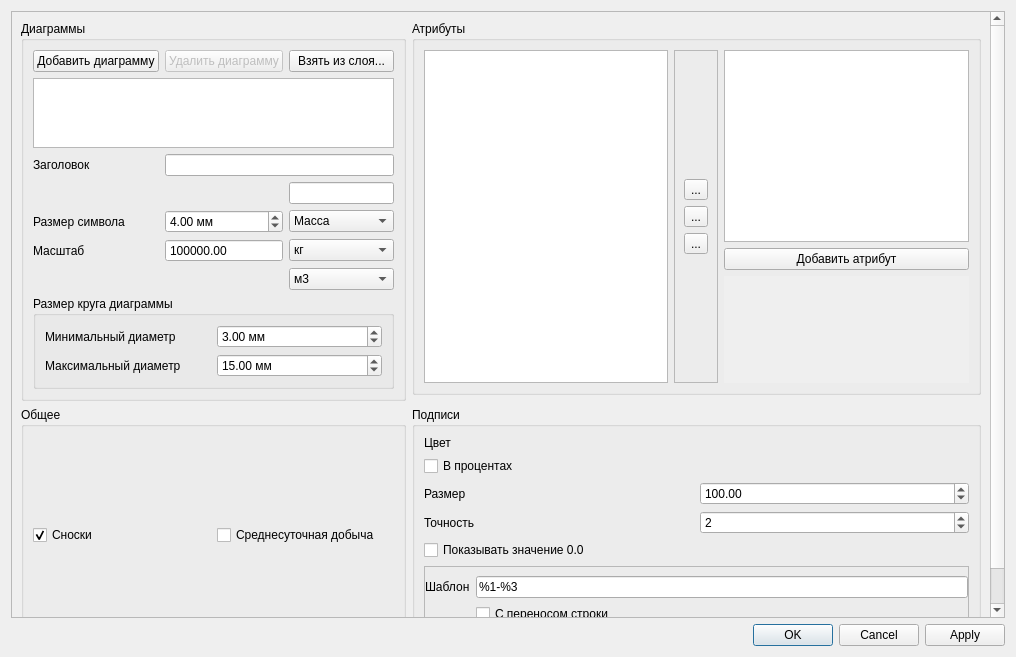
First picture: the form in qgis_pds_bubblesetup_base.ui, repository vvkond/QGIS, before the edit.
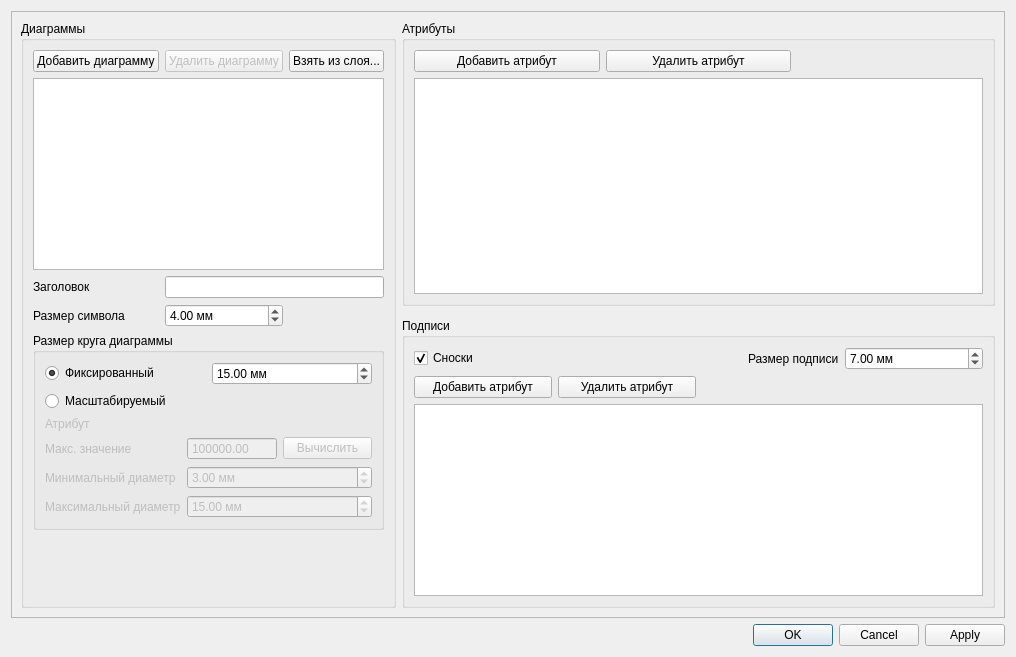
Second picture: the form after the edit.

```diff
--- a/qgis_pds_bubblesetup_base.ui
+++ b/qgis_pds_bubblesetup_base.ui
@@ -41,146 +41,259 @@
         <height>608</height>
        </rect>
       </property>
-      <layout class="QGridLayout" name="gridLayout_5" rowstretch="1,1,0,0">
-       <item row="0" column="0" rowspan="3">
+      <layout class="QGridLayout" name="gridLayout_5" rowstretch="1,1,0,0" columnstretch="0,1">
+       <item row="3" column="1">
+        <widget class="QGroupBox" name="groupBox_4">
+         <property name="title">
+          <string>Подписи</string>
+         </property>
+         <layout class="QGridLayout" name="labelGridLayout">
+          <property name="leftMargin">
+           <number>9</number>
+          </property>
+          <property name="rightMargin">
+           <number>9</number>
+          </property>
+          <item row="0" column="0">
+           <widget class="QCheckBox" name="showLineouts">
+            <property name="text">
+             <string>Сноски</string>
+            </property>
+            <property name="checked">
+             <bool>true</bool>
+            </property>
+           </widget>
+          </item>
+          <item row="1" column="1">
+           <widget class="QPushButton" name="deleteLabelAttributePushButton">
+            <property name="text">
+             <string>Удалить атрибут</string>
+            </property>
+           </widget>
+          </item>
+          <item row="1" column="0">
+           <widget class="QPushButton" name="addLabelAttributePushButton">
+            <property name="text">
+             <string>Добавить атрибут</string>
+            </property>
+           </widget>
+          </item>
+          <item row="0" column="2" alignment="Qt::AlignRight">
+           <widget class="QLabel" name="label_7">
+            <property name="text">
+             <string>Размер подписи</string>
+            </property>
+           </widget>
+          </item>
+          <item row="0" column="3">
+           <widget class="QDoubleSpinBox" name="labelSizeEdit">
+            <property name="suffix">
+             <string> мм</string>
+            </property>
+            <property name="singleStep">
+             <double>0.200000000000000</double>
+            </property>
+            <property name="value">
+             <double>7.000000000000000</double>
+            </property>
+           </widget>
+          </item>
+          <item row="2" column="0" colspan="4">
+           <widget class="QTableView" name="labelAttributeTableView"/>
+          </item>
+         </layout>
+        </widget>
+       </item>
+       <item row="0" column="1" rowspan="2">
+        <widget class="QGroupBox" name="groupBox_6">
+         <property name="title">
+          <string>Атрибуты</string>
+         </property>
+         <layout class="QGridLayout" name="gridLayout_6">
+          <item row="0" column="1">
+           <widget class="QPushButton" name="deleteAttributePushButton">
+            <property name="text">
+             <string>Удалить атрибут</string>
+            </property>
+           </widget>
+          </item>
+          <item row="0" column="0">
+           <widget class="QPushButton" name="addAttributePushButton">
+            <property name="text">
+             <string>Добавить атрибут</string>
+            </property>
+           </widget>
+          </item>
+          <item row="1" column="0" colspan="3">
+           <widget class="QTableView" name="attributeTableView">
+            <property name="editTriggers">
+             <set>QAbstractItemView::DoubleClicked</set>
+            </property>
+            <attribute name="verticalHeaderVisible">
+             <bool>false</bool>
+            </attribute>
+           </widget>
+          </item>
+         </layout>
+        </widget>
+       </item>
+       <item row="0" column="0" rowspan="4">
         <widget class="QGroupBox" name="groupBox">
          <property name="title">
           <string>Диаграммы</string>
          </property>
          <layout class="QGridLayout" name="gridLayout_2">
-          <item row="8" column="0" colspan="3">
+          <item row="5" column="0" colspan="3">
            <widget class="QGroupBox" name="groupBox_3">
             <property name="title">
              <string>Размер круга диаграммы</string>
             </property>
             <layout class="QGridLayout" name="gridLayout_4">
              <item row="0" column="0">
-              <widget class="QLabel" name="label_4">
+              <widget class="QRadioButton" name="fixedSizeRadioButton">
                <property name="text">
-                <string>Минимальный диаметр</string>
+                <string>Фиксированный</string>
                </property>
-              </widget>
-             </item>
-             <item row="1" column="0">
-              <widget class="QLabel" name="label_5">
-               <property name="text">
-                <string>Максимальный диаметр</string>
+               <property name="checked">
+                <bool>true</bool>
                </property>
               </widget>
              </item>
              <item row="0" column="1">
-              <widget class="QDoubleSpinBox" name="minDiagrammSize">
+              <widget class="QDoubleSpinBox" name="fixedDiagrammSize">
                <property name="suffix">
                 <string> мм</string>
                </property>
-               <property name="decimals">
-                <number>2</number>
-               </property>
                <property name="maximum">
                 <double>999999.000000000000000</double>
                </property>
-               <property name="singleStep">
-                <double>1.000000000000000</double>
-               </property>
-               <property name="value">
-                <double>3.000000000000000</double>
-               </property>
-              </widget>
-             </item>
-             <item row="1" column="1">
-              <widget class="QDoubleSpinBox" name="maxDiagrammSize">
-               <property name="suffix">
-                <string> мм</string>
-               </property>
-               <property name="decimals">
-                <number>2</number>
-               </property>
-               <property name="maximum">
-                <double>999999999.000000000000000</double>
-               </property>
-               <property name="singleStep">
-                <double>1.000000000000000</double>
-               </property>
                <property name="value">
                 <double>15.000000000000000</double>
                </property>
               </widget>
              </item>
+             <item row="1" column="0">
+              <widget class="QRadioButton" name="scaledSizeRadioButton">
+               <property name="text">
+                <string>Масштабируемый</string>
+               </property>
+              </widget>
+             </item>
+             <item row="2" column="0" colspan="2">
+              <widget class="QFrame" name="scaledSizeFrame">
+               <property name="enabled">
+                <bool>false</bool>
+               </property>
+               <property name="frameShape">
+                <enum>QFrame::NoFrame</enum>
+               </property>
+               <property name="frameShadow">
+                <enum>QFrame::Raised</enum>
+               </property>
+               <layout class="QGridLayout" name="scaledSizeGridLayout">
+                <property name="margin">
+                 <number>0</number>
+                </property>
+                <item row="4" column="0">
+                 <widget class="QLabel" name="label_5">
+                  <property name="text">
+                   <string>Максимальный диаметр</string>
+                  </property>
+                 </widget>
+                </item>
+                <item row="3" column="0">
+                 <widget class="QLabel" name="label_4">
+                  <property name="text">
+                   <string>Минимальный диаметр</string>
+                  </property>
+                 </widget>
+                </item>
+                <item row="0" column="0">
+                 <widget class="QLabel" name="label_3">
+                  <property name="text">
+                   <string>Атрибут</string>
+                  </property>
+                 </widget>
+                </item>
+                <item row="1" column="0">
+                 <widget class="QLabel" name="label_6">
+                  <property name="text">
+                   <string>Макс. значение</string>
+                  </property>
+                 </widget>
+                </item>
+                <item row="1" column="2">
+                 <widget class="QPushButton" name="scalePushButton">
+                  <property name="text">
+                   <string>Вычислить</string>
+                  </property>
+                 </widget>
+                </item>
+                <item row="1" column="1">
+                 <widget class="QDoubleSpinBox" name="scaleEdit">
+                  <property name="buttonSymbols">
+                   <enum>QAbstractSpinBox::NoButtons</enum>
+                  </property>
+                  <property name="maximum">
+                   <double>999999999.000000000000000</double>
+                  </property>
+                  <property name="value">
+                   <double>300000.000000000000000</double>
+                  </property>
+                 </widget>
+                </item>
+                <item row="3" column="1" colspan="2">
+                 <widget class="QDoubleSpinBox" name="minDiagrammSize">
+                  <property name="suffix">
+                   <string> мм</string>
+                  </property>
+                  <property name="decimals">
+                   <number>2</number>
+                  </property>
+                  <property name="maximum">
+                   <double>999999.000000000000000</double>
+                  </property>
+                  <property name="singleStep">
+                   <double>1.000000000000000</double>
+                  </property>
+                  <property name="value">
+                   <double>3.000000000000000</double>
+                  </property>
+                 </widget>
+                </item>
+                <item row="4" column="1" colspan="2">
+                 <widget class="QDoubleSpinBox" name="maxDiagrammSize">
+                  <property name="suffix">
+                   <string> мм</string>
+                  </property>
+                  <property name="decimals">
+                   <number>2</number>
+                  </property>
+                  <property name="maximum">
+                   <double>999999999.000000000000000</double>
+                  </property>
+                  <property name="singleStep">
+                   <double>1.000000000000000</double>
+                  </property>
+                  <property name="value">
+                   <double>15.000000000000000</double>
+                  </property>
+                 </widget>
+                </item>
+               </layout>
+              </widget>
+             </item>
             </layout>
            </widget>
           </item>
-          <item row="5" column="2">
-           <widget class="QComboBox" name="scaleUnitsMass">
-            <item>
-             <property name="text">
-              <string>кг</string>
-             </property>
-            </item>
-            <item>
-             <property name="text">
-              <string>г</string>
-             </property>
-            </item>
-            <item>
-             <property name="text">
-              <string>тонн</string>
-             </property>
-            </item>
-            <item>
-             <property name="text">
-              <string>тыс. тонн</string>
-             </property>
-            </item>
-            <item>
-             <property name="text">
-              <string>UK ton (short)</string>
-             </property>
-            </item>
-            <item>
-             <property name="text">
-              <string>UK ton (long)</string>
-             </property>
-            </item>
-           </widget>
-          </item>
-          <item row="4" column="2">
-           <widget class="QComboBox" name="scaleUnitsType">
-            <item>
-             <property name="text">
-              <string>Масса</string>
-             </property>
-            </item>
-            <item>
-             <property name="text">
-              <string>Объем</string>
-             </property>
-            </item>
-           </widget>
-          </item>
-          <item row="0" column="1">
-           <widget class="QPushButton" name="mDeleteDiagramm">
-            <property name="enabled">
-             <bool>false</bool>
-            </property>
+          <item row="3" column="0">
+           <widget class="QLabel" name="label">
             <property name="text">
-             <string>Удалить диаграмму</string>
+             <string>Размер символа</string>
             </property>
            </widget>
           </item>
-          <item row="2" column="0">
-           <widget class="QLabel" name="label_2">
-            <property name="text">
-             <string>Заголовок</string>
-            </property>
-           </widget>
-          </item>
-          <item row="2" column="1" colspan="2">
-           <widget class="QLineEdit" name="titleEdit"/>
-          </item>
-          <item row="3" column="2">
-           <widget class="QLineEdit" name="titleUnitsEdit"/>
-          </item>
-          <item row="9" column="0">
+          <item row="6" column="0">
            <spacer name="verticalSpacer">
             <property name="orientation">
              <enum>Qt::Vertical</enum>
@@ -193,28 +306,24 @@
             </property>
            </spacer>
           </item>
-          <item row="7" column="2">
-           <widget class="QComboBox" name="scaleUnitsVolume">
-            <item>
-             <property name="text">
-              <string>м3</string>
-             </property>
-            </item>
-            <item>
-             <property name="text">
-              <string>дм3</string>
-             </property>
-            </item>
-            <item>
-             <property name="text">
-              <string>см3</string>
-             </property>
-            </item>
-            <item>
-             <property name="text">
-              <string>км3</string>
-             </property>
-            </item>
+          <item row="2" column="0">
+           <widget class="QLabel" name="label_2">
+            <property name="text">
+             <string>Заголовок</string>
+            </property>
+           </widget>
+          </item>
+          <item row="2" column="1" colspan="2">
+           <widget class="QLineEdit" name="titleEdit"/>
+          </item>
+          <item row="0" column="1">
+           <widget class="QPushButton" name="mDeleteDiagramm">
+            <property name="enabled">
+             <bool>false</bool>
+            </property>
+            <property name="text">
+             <string>Удалить диаграмму</string>
+            </property>
            </widget>
           </item>
           <item row="0" column="0">
@@ -224,34 +333,14 @@
             </property>
            </widget>
           </item>
-          <item row="5" column="0">
-           <widget class="QLabel" name="mScaleEditLabel">
+          <item row="0" column="2">
+           <widget class="QPushButton" name="mImportFromLayer">
             <property name="text">
-             <string>Масштаб</string>
+             <string>Взять из слоя...</string>
             </property>
            </widget>
           </item>
-          <item row="5" column="1">
-           <widget class="QDoubleSpinBox" name="scaleEdit">
-            <property name="buttonSymbols">
-             <enum>QAbstractSpinBox::NoButtons</enum>
-            </property>
-            <property name="maximum">
-             <double>999999999.000000000000000</double>
-            </property>
-            <property name="value">
-             <double>300000.000000000000000</double>
-            </property>
-           </widget>
-          </item>
-          <item row="4" column="0">
-           <widget class="QLabel" name="label">
-            <property name="text">
-             <string>Размер символа</string>
-            </property>
-           </widget>
-          </item>
-          <item row="4" column="1">
+          <item row="3" column="1">
            <widget class="QDoubleSpinBox" name="mSymbolSize">
             <property name="suffix">
              <string> мм</string>
@@ -267,279 +356,6 @@
           <item row="1" column="0" colspan="3">
            <widget class="QListWidget" name="mDiagrammsListWidget"/>
           </item>
-          <item row="0" column="2">
-           <widget class="QPushButton" name="mImportFromLayer">
-            <property name="text">
-             <string>Взять из слоя...</string>
-            </property>
-           </widget>
-          </item>
-         </layout>
-        </widget>
-       </item>
-       <item row="3" column="0">
-        <widget class="QGroupBox" name="groupBox_5">
-         <property name="title">
-          <string>Общее</string>
-         </property>
-         <layout class="QGridLayout" name="gridLayout_8">
-          <item row="1" column="0">
-           <widget class="QCheckBox" name="showLineouts">
-            <property name="text">
-             <string>Сноски</string>
-            </property>
-            <property name="checked">
-             <bool>true</bool>
-            </property>
-           </widget>
-          </item>
-          <item row="1" column="1">
-           <widget class="QCheckBox" name="dailyProduction">
-            <property name="text">
-             <string>Среднесуточная добыча</string>
-            </property>
-           </widget>
-          </item>
-         </layout>
-        </widget>
-       </item>
-       <item row="3" column="1">
-        <widget class="QGroupBox" name="groupBox_4">
-         <property name="title">
-          <string>Подписи</string>
-         </property>
-         <layout class="QGridLayout" name="labelGridLayout">
-          <property name="leftMargin">
-           <number>9</number>
-          </property>
-          <property name="rightMargin">
-           <number>9</number>
-          </property>
-          <item row="2" column="1">
-           <widget class="QDoubleSpinBox" name="labelSizeEdit">
-            <property name="decimals">
-             <number>2</number>
-            </property>
-            <property name="maximum">
-             <double>99999.000000000000000</double>
-            </property>
-            <property name="singleStep">
-             <double>1.000000000000000</double>
-            </property>
-            <property name="value">
-             <double>100.000000000000000</double>
-            </property>
-           </widget>
-          </item>
-          <item row="0" column="0">
-           <widget class="QLabel" name="label_8">
-            <property name="text">
-             <string>Цвет</string>
-            </property>
-           </widget>
-          </item>
-          <item row="3" column="1">
-           <widget class="QSpinBox" name="decimalEdit">
-            <property name="value">
-             <number>2</number>
-            </property>
-           </widget>
-          </item>
-          <item row="2" column="0">
-           <widget class="QLabel" name="label_9">
-            <property name="text">
-             <string>Размер</string>
-            </property>
-           </widget>
-          </item>
-          <item row="3" column="0">
-           <widget class="QLabel" name="label_10">
-            <property name="text">
-             <string>Точность</string>
-            </property>
-           </widget>
-          </item>
-          <item row="5" column="0" colspan="2">
-           <widget class="QFrame" name="frame_2">
-            <property name="frameShape">
-             <enum>QFrame::StyledPanel</enum>
-            </property>
-            <property name="frameShadow">
-             <enum>QFrame::Raised</enum>
-            </property>
-            <layout class="QGridLayout" name="gridLayout_7">
-             <property name="leftMargin">
-              <number>0</number>
-             </property>
-             <property name="rightMargin">
-              <number>0</number>
-             </property>
-             <item row="1" column="0">
-              <widget class="QLabel" name="label_11">
-               <property name="text">
-                <string>Шаблон</string>
-               </property>
-              </widget>
-             </item>
-             <item row="3" column="1">
-              <widget class="QCheckBox" name="mNewLineCheckBox">
-               <property name="text">
-                <string>С переносом строки</string>
-               </property>
-              </widget>
-             </item>
-             <item row="1" column="1">
-              <widget class="QLineEdit" name="templateExpression">
-               <property name="text">
-                <string>%1-%3</string>
-               </property>
-              </widget>
-             </item>
-            </layout>
-           </widget>
-          </item>
-          <item row="1" column="0">
-           <widget class="QCheckBox" name="showInPercent">
-            <property name="text">
-             <string>В процентах</string>
-            </property>
-           </widget>
-          </item>
-          <item row="4" column="0" colspan="2">
-           <widget class="QCheckBox" name="mShowZero">
-            <property name="text">
-             <string>Показывать значение 0.0</string>
-            </property>
-           </widget>
-          </item>
-         </layout>
-        </widget>
-       </item>
-       <item row="0" column="1" rowspan="2">
-        <widget class="QGroupBox" name="groupBox_6">
-         <property name="title">
-          <string>Атрибуты</string>
-         </property>
-         <layout class="QGridLayout" name="gridLayout_6">
-          <item row="0" column="2">
-           <widget class="QTableView" name="tableView"/>
-          </item>
-          <item row="0" column="1" rowspan="3">
-           <widget class="QFrame" name="frame_3">
-            <property name="frameShape">
-             <enum>QFrame::StyledPanel</enum>
-            </property>
-            <property name="frameShadow">
-             <enum>QFrame::Raised</enum>
-            </property>
-            <layout class="QGridLayout" name="gridLayout_10">
-             <item row="1" column="1">
-              <widget class="QToolButton" name="toolButton">
-               <property name="text">
-                <string>...</string>
-               </property>
-              </widget>
-             </item>
-             <item row="2" column="1">
-              <widget class="QToolButton" name="toolButton_2">
-               <property name="text">
-                <string>...</string>
-               </property>
-              </widget>
-             </item>
-             <item row="3" column="1">
-              <widget class="QToolButton" name="toolButton_3">
-               <property name="text">
-                <string>...</string>
-               </property>
-              </widget>
-             </item>
-             <item row="0" column="1">
-              <spacer name="verticalSpacer_4">
-               <property name="orientation">
-                <enum>Qt::Vertical</enum>
-               </property>
-               <property name="sizeHint" stdset="0">
-                <size>
-                 <width>20</width>
-                 <height>40</height>
-                </size>
-               </property>
-              </spacer>
-             </item>
-             <item row="4" column="1">
-              <spacer name="verticalSpacer_5">
-               <property name="orientation">
-                <enum>Qt::Vertical</enum>
-               </property>
-               <property name="sizeHint" stdset="0">
-                <size>
-                 <width>20</width>
-                 <height>40</height>
-                </size>
-               </property>
-              </spacer>
-             </item>
-            </layout>
-           </widget>
-          </item>
-          <item row="1" column="2">
-           <widget class="QPushButton" name="addAttributePushButton">
-            <property name="text">
-             <string>Добавить атрибут</string>
-            </property>
-           </widget>
-          </item>
-          <item row="2" column="2">
-           <widget class="QScrollArea" name="scrollArea_2">
-            <property name="maximumSize">
-             <size>
-              <width>16777215</width>
-              <height>400</height>
-             </size>
-            </property>
-            <property name="frameShape">
-             <enum>QFrame::NoFrame</enum>
-            </property>
-            <property name="widgetResizable">
-             <bool>true</bool>
-            </property>
-            <widget class="QWidget" name="scrollAreaWidgetContents_2">
-             <property name="geometry">
-              <rect>
-               <x>0</x>
-               <y>0</y>
-               <width>255</width>
-               <height>105</height>
-              </rect>
-             </property>
-             <layout class="QGridLayout" name="gridLayout_9">
-              <property name="margin">
-               <number>0</number>
-              </property>
-              <item row="0" column="0">
-               <layout class="QVBoxLayout" name="attributesContiner"/>
-              </item>
-              <item row="1" column="0">
-               <spacer name="verticalSpacer_3">
-                <property name="orientation">
-                 <enum>Qt::Vertical</enum>
-                </property>
-                <property name="sizeHint" stdset="0">
-                 <size>
-                  <width>20</width>
-                  <height>40</height>
-                 </size>
-                </property>
-               </spacer>
-              </item>
-             </layout>
-            </widget>
-           </widget>
-          </item>
-          <item row="0" column="0" rowspan="3">
-           <widget class="QListWidget" name="layerAttributesListWidget"/>
-          </item>
          </layout>
         </widget>
        </item>
```
Left out of the diff: 92 changed lines with no effect on the pictures.
